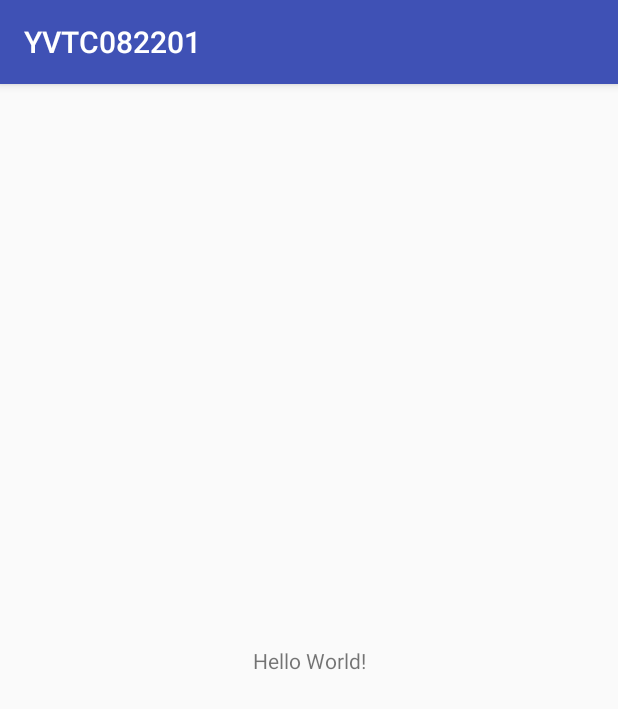
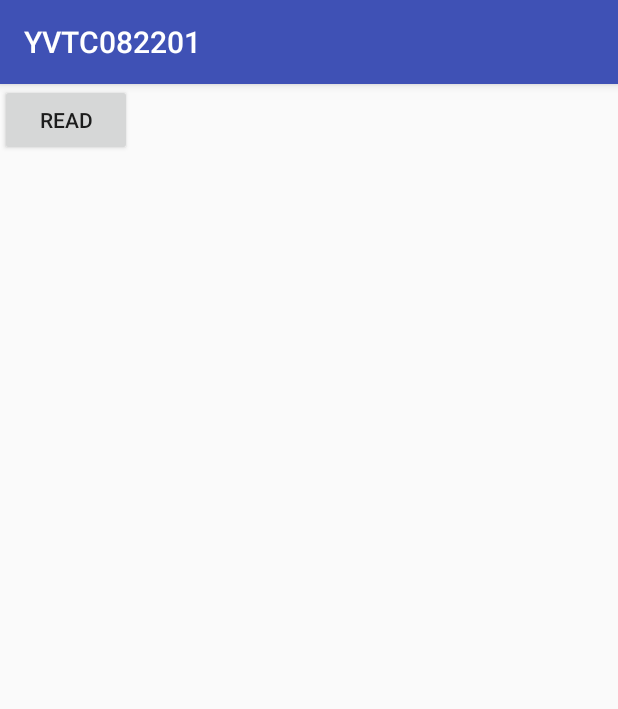
Before and after one commit to Shaojung/YVTC082201, an Android app: the screen it shows after launch (MainActivity), on a phone screen of 412 x 824 dp. Shown: the top 709 px of the screen. Run offline under Robolectric (Android 15) with nearby library versions, the phone set to English and light mode, and no system bars.

Commit message:
add Click Read Button.

```diff
--- a/app/src/main/java/com/example/yvtc/yvtc082201/MainActivity.java
+++ b/app/src/main/java/com/example/yvtc/yvtc082201/MainActivity.java
@@ -5,6 +5,7 @@ import android.database.sqlite.SQLiteDatabase;
 import android.support.v7.app.AppCompatActivity;
 import android.os.Bundle;
 import android.util.Log;
+import android.view.View;
 
 import java.io.File;
 import java.io.FileOutputStream;
@@ -14,25 +15,32 @@ import java.io.OutputStream;
 
 public class MainActivity extends AppCompatActivity {
     final String DB_NAME = "mydata.sqlite";
-
+    File dbFile;
     @Override
     protected void onCreate(Bundle savedInstanceState) {
         super.onCreate(savedInstanceState);
         setContentView(R.layout.activity_main);
-        File dbFile = new File(getFilesDir() + File.separator + DB_NAME);
+        dbFile = new File(getFilesDir() + File.separator + DB_NAME);
         try {
-            copyDatabase(dbFile);
+            if (!dbFile.exists())
+            {
+                copyDatabase(dbFile);
+            }
         } catch (IOException e) {
             e.printStackTrace();
         }
+
+    }
+    public void clickRead(View v)
+    {
         SQLiteDatabase db = SQLiteDatabase.openOrCreateDatabase(dbFile, null);
         Cursor c = db.rawQuery("Select * from phone", null);
-        c.moveToFirst();
-        Log.d("DB", c.getString(1));
+        while (c.moveToNext())
+        {
+            Log.d("DB", c.getString(1) + "," + c.getString(2));
+        }
         c.close();
         db.close();
-
-
     }
     private void copyDatabase(File dbFile) throws IOException {
         InputStream is = getAssets().open(DB_NAME);
--- a/app/src/main/res/layout/activity_main.xml
+++ b/app/src/main/res/layout/activity_main.xml
@@ -6,13 +6,12 @@
     android:layout_height="match_parent"
     tools:context="com.example.yvtc.yvtc082201.MainActivity">
 
-    <TextView
+    <Button
+        android:id="@+id/button"
         android:layout_width="wrap_content"
         android:layout_height="wrap_content"
-        android:text="Hello World!"
-        app:layout_constraintBottom_toBottomOf="parent"
-        app:layout_constraintLeft_toLeftOf="parent"
-        app:layout_constraintRight_toRightOf="parent"
-        app:layout_constraintTop_toTopOf="parent" />
-
+        android:onClick="clickRead"
+        android:text="Read"
+        tools:layout_editor_absoluteX="16dp"
+        tools:layout_editor_absoluteY="16dp" />
 </android.support.constraint.ConstraintLayout>
```
